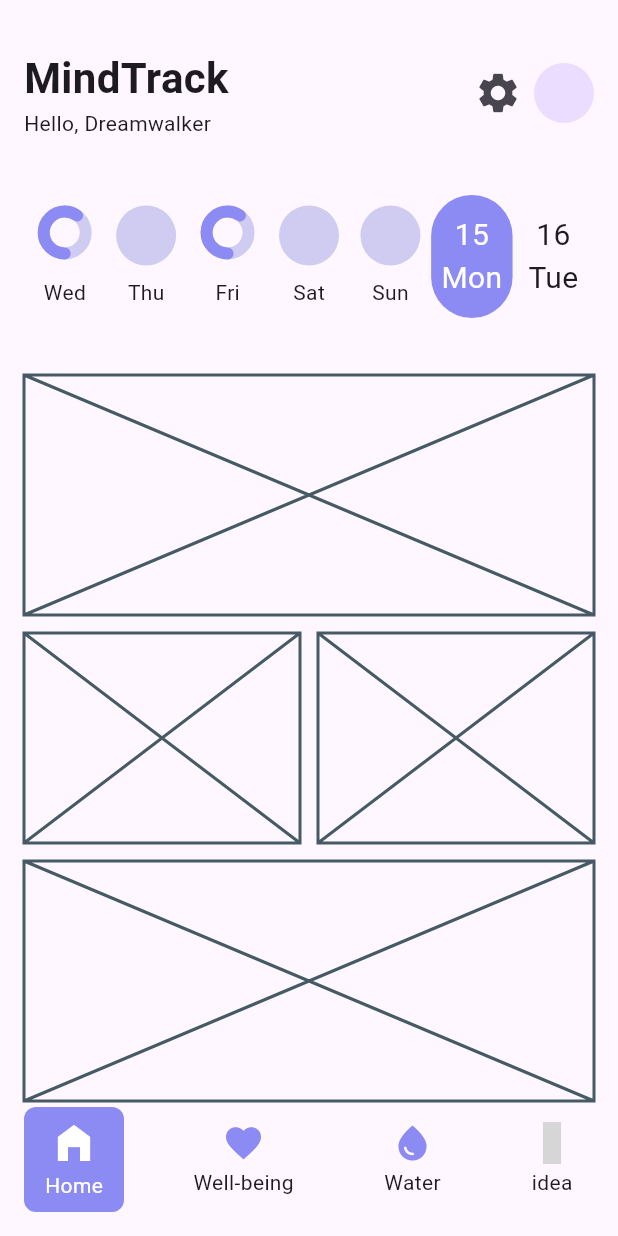
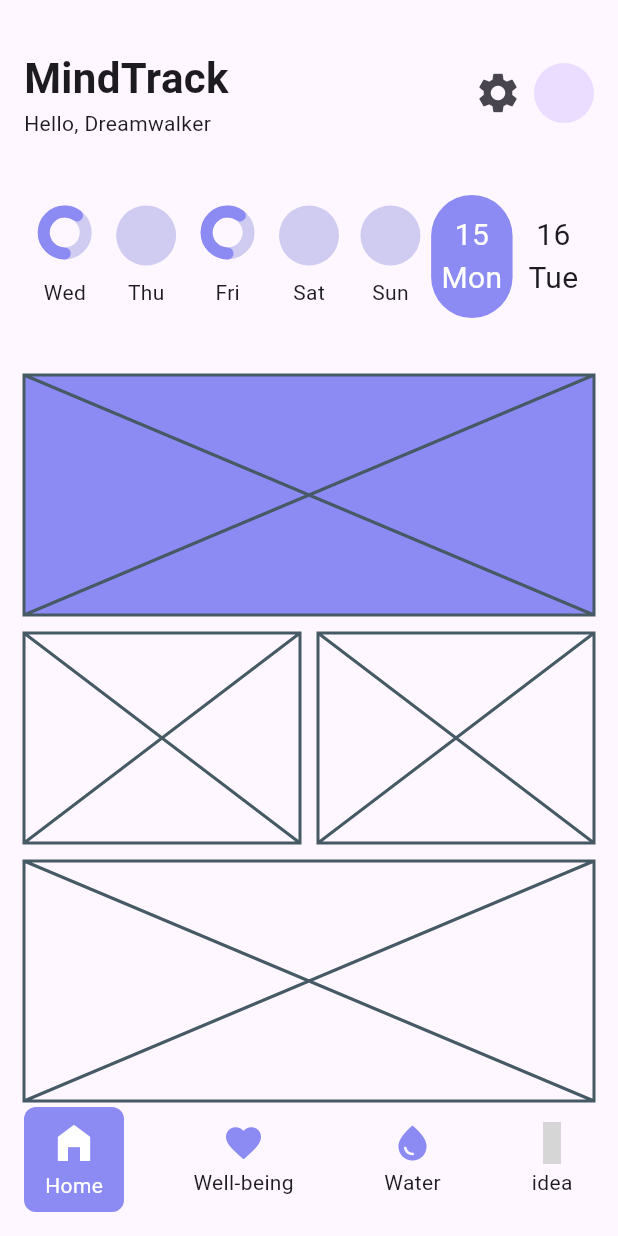
Before and after one commit to JAICHANGPARK/flutter_notebook_chapter_43, a Flutter app: the HabitJournalMainScreen screen opened directly, on a phone screen of 412 x 824 dp. Run offline on Flutter 3.47's test engine with Material 3 defaults, Android fonts, the phone set to English and light mode, and no system bars; drawn by our look-alikes of percent_indicator; our stand-ins replace gap, hugeicons; grey boxes are pictures that could not be loaded.

Commit message:
Update habit_journal_home_screen.dart

```diff
--- a/lib/ep2173_habit_journal_app/ui/home/habit_journal_home_screen.dart
+++ b/lib/ep2173_habit_journal_app/ui/home/habit_journal_home_screen.dart
@@ -245,6 +245,9 @@ class _HabitJournalHomeScreenState extends State<HabitJournalHomeScreen> {
                 )),
             Container(
               height: 160,
+              decoration: BoxDecoration(
+                color: HabitAppTheme.primary,
+              ),
               child: Placeholder(),
             ),
             Gap(12),
```
